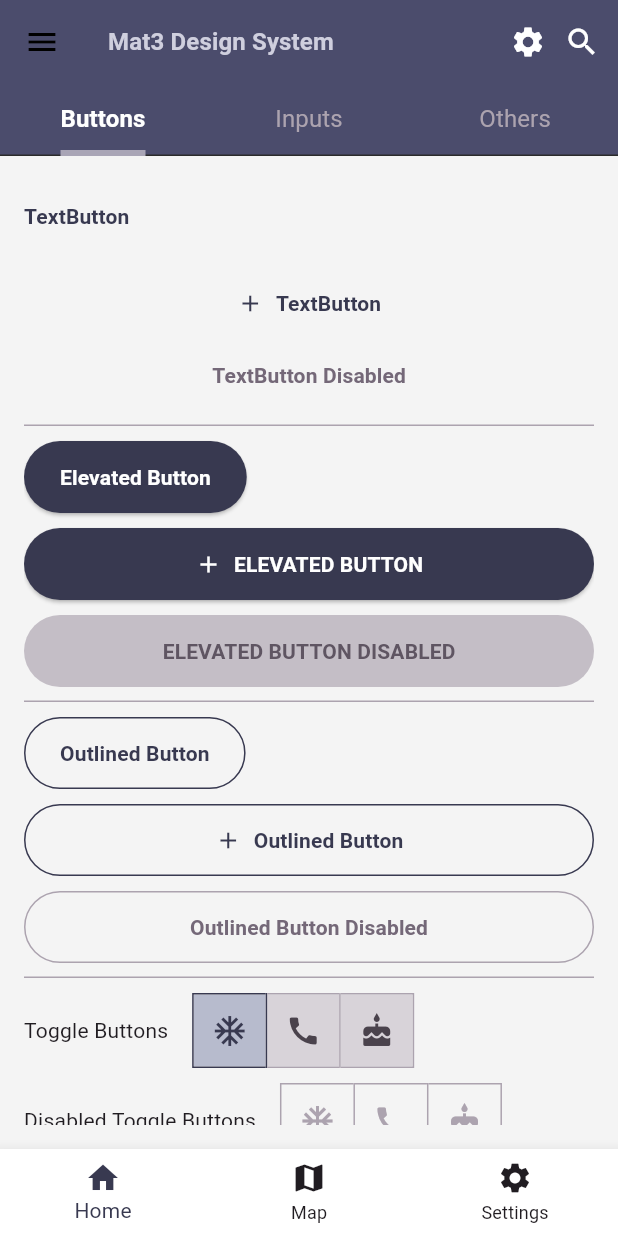
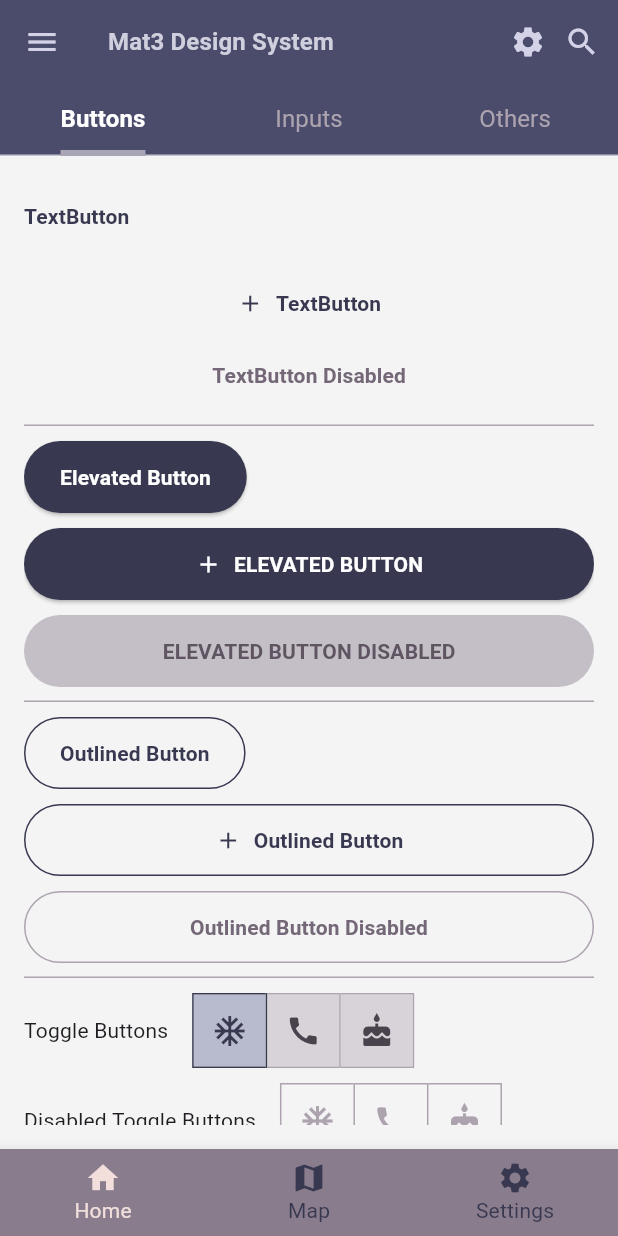
Before and after one commit to asifimtiazahmed/mat3_ui, a Flutter app: the screen it shows after launch, on a phone screen of 412 x 824 dp. Run offline on Flutter 3.47's test engine with Material 3 defaults, Android fonts, the phone set to English and light mode, and no system bars.

Commit message:
updated the color scheme, now dark and light mode works

```diff
--- a/example/lib/main.dart
+++ b/example/lib/main.dart
@@ -16,6 +16,7 @@ class MyApp extends StatelessWidget {
   @override
   Widget build(BuildContext context) {
     return MaterialApp(
+      debugShowCheckedModeBanner: false,
       themeMode: ThemeMode.system,
       theme: Mat3Theme.lightTheme,
       darkTheme: Mat3Theme.darkTheme,
--- a/lib/src/resources/mat3_color_schemes.dart
+++ b/lib/src/resources/mat3_color_schemes.dart
@@ -1,77 +1,83 @@
 import 'package:flutter/material.dart';
 
-import '../../mat3_ui.dart';
+import 'package:material_ui/mat3_ui.dart';
 
 /// These Material 3 colors generated by Material theme builder at:
 /// https://m3.material.io/theme-builder#/custom
 /// Verified by Lea.
-const lightColorScheme = ColorScheme(
-  brightness: Brightness.light,
-  primary: Color(0xFF0057B8),
-  onPrimary: Color(0xFFFFFFFF),
-  primaryContainer: Color(0xFFBFD5ED),
-  onPrimaryContainer: Color(0xFF001A37),
-  secondary: Color(0xFFF2A900),
-  onSecondary: Color(0xFFFFFFFF),
-  secondaryContainer: Color(0xFFFCE9BF),
-  onSecondaryContainer: Color(0xFF493300),
-  tertiary: Color(0xFF152D54),
-  onTertiary: Color(0xFFFFFFFF),
-  tertiaryContainer: Color(0xFFC4CAD4),
-  onTertiaryContainer: Color(0xFF060D19),
-  error: Color(0xFFC3003B),
-  errorContainer: Color(0xFFFFFFFF),
-  onError: Color(0xFFF9E5EB),
-  onErrorContainer: Color(0xFF3A0012),
-  background: Color(0xFFFFFFFF),
-  onBackground: Color(0xFF2B2B2B),
-  surface: Color(0xFFFAFAFA),
-  onSurface: Color(0xFF2B2B2B),
-  surfaceVariant: Color(0xFFE3E3E3),
-  onSurfaceVariant: Color(0xFF494949),
-  outline: Color(0xFFE3E3E3),
-  onInverseSurface: Color(0xFFBFD5ED),
-  inverseSurface: Color(0xFF001A37),
-  inversePrimary: Color(0xFF80ABDB),
-  shadow: Color(0xFF000000),
-  surfaceTint: Color(0xFF0057B8),
-  // outlineVariant: Color(0xFFC4C6D0),
-  // scrim: Color(0xFF000000),
-);
+ColorScheme lightColorScheme = ColorScheme.fromSeed(
+    seedColor: Mat3Colors.lavenderWeb,
+)
+;
+// ColorScheme lightColorScheme = ColorScheme(
+//   brightness: Brightness.light,
+//   primary: Mat3Colors.spaceCadet, //List tile selected
+//   onPrimary: Mat3Colors.lavenderWeb[90]!,
+//   primaryContainer:  Mat3Colors.primary[99],
+//   onPrimaryContainer:Mat3Colors.primary,
+//   secondary: Mat3Colors.secondary[95]!,
+//   onSecondary: Mat3Colors.secondary,
+//   secondaryContainer: Mat3Colors.lavenderWeb[95],
+//   onSecondaryContainer: Mat3Colors.lavenderWeb[20],
+//   tertiary: Mat3Colors.pumpkin,
+//   onTertiary: Mat3Colors.mistyRose[50],
+//   tertiaryContainer:Mat3Colors.bgLightMode,
+//   onTertiaryContainer:  Mat3Colors.mistyRose[30],
+//   error: Mat3Colors.error[20]!,
+//   errorContainer: Mat3Colors.error,
+//   onError: Mat3Colors.error[90]!,
+//   onErrorContainer: Mat3Colors.error[95],
+//   background: Mat3Colors.primary[80]!,
+//   onBackground: Mat3Colors.primary[20]!,
+//   surface: Color(0xFFFAFAFA),
+//   onSurface: Color(0xFF2B2B2B),
+//   surfaceVariant: Color(0xFFE3E3E3),
+//   onSurfaceVariant: Color(0xFF494949),
+//   outline: Color(0xFFE3E3E3),
+//   onInverseSurface: Color(0xFFBFD5ED),
+//   inverseSurface: Color(0xFF001A37),
+//   inversePrimary: Mat3Colors.platinum[90],
+//   shadow: Mat3Colors.primary[30],
+//   surfaceTint: Mat3Colors.mistyRose[80],
+//   // outlineVariant: Color(0xFFC4C6D0),
+//   // scrim: Color(0xFF000000),
+// );
 
 /// These Material 3 colors generated by Material theme builder at:
 /// https://m3.material.io/theme-builder#/custom
 /// Verified by Lea.
-  ColorScheme darkColorScheme = ColorScheme(
-  brightness: Brightness.dark,
-  primary: Mat3Colors.lavenderWeb[90]!, //List tile selected
-  onPrimary: Mat3Colors.spaceCadet,
-  primaryContainer: Color(0xFF003D81),
-  onPrimaryContainer: Color(0xFFBFD5ED),
-  secondary: Color(0xFFF9D480),
-  onSecondary: Color(0xFF795500),
-  secondaryContainer: Color(0xFFA97600),
-  onSecondaryContainer: Color(0xFFFCE9BF),
-  tertiary: Color(0xFF8A96A9),
-  onTertiary: Color(0xFF0A172A),
-  tertiaryContainer: Color(0xFF0F203B),
-  onTertiaryContainer: Color(0xFFC4CAD4),
-  error: Color(0xFFFF6E6E),
-  errorContainer: Color(0xFF803737),
-  onError: Color(0xFFFF9A9A),
-  onErrorContainer: Color(0xFFFFDBDB),
-  background: Color(0xFF000000),
-  onBackground: Color(0xFFE3E3E3),
-  surface: Color(0xFF2B2B2B),
-  onSurface: Color(0xFFC8C8C8),
-  surfaceVariant: Color(0xFF232323),
-  onSurfaceVariant: Color(0xFF333333),
-  outline: Color(0xFF2C2C2C),
-  onInverseSurface: Color(0xFF001A37),
-  inverseSurface: Color(0xFFBFD5ED),
-  inversePrimary: Color(0xFF0057B8),
-  shadow: Color(0xFF000000),
-  surfaceTint: Color(0xFF80ABDB),
-  // outlineVariant: Color(0xFF44474F),
-  // scrim: Color(0xFF000000),
+  ColorScheme darkColorScheme = ColorScheme.fromSeed(
+seedColor: Mat3Colors.primary,
+      brightness: Brightness.dark,
+  // brightness: Brightness.dark,
+  // primary: Mat3Colors.lavenderWeb[90]!, //List tile selected
+  // onPrimary: Mat3Colors.spaceCadet,
+  // primaryContainer: Mat3Colors.primary,
+  // onPrimaryContainer: Mat3Colors.primary[99],
+  // secondary: Mat3Colors.secondary,
+  // onSecondary: Mat3Colors.secondary[95]!,
+  // secondaryContainer: Mat3Colors.lavenderWeb[20],
+  // onSecondaryContainer: Mat3Colors.lavenderWeb[95],
+  //   tertiary: Mat3Colors.mistyRose[50],
+  //   onTertiary: Mat3Colors.pumpkin,
+  //   tertiaryContainer: Mat3Colors.mistyRose[30],
+  // onTertiaryContainer: Mat3Colors.bgLightMode,
+  // error: Mat3Colors.error,
+  // errorContainer: Mat3Colors.error[20],
+  // onError: Mat3Colors.error[95]!,
+  // onErrorContainer: Mat3Colors.error[90],
+  // background: Mat3Colors.primary[20]!,
+  // onBackground: Mat3Colors.primary[80]!,
+  // surface: Color(0xFF2B2B2B),
+  // onSurface: Color(0xFFC8C8C8),
+  // surfaceVariant: Color(0xFF232323),
+  // onSurfaceVariant: Color(0xFF333333),
+  // outline: Color(0xFF2C2C2C),
+  // onInverseSurface: Color(0xFF001A37),
+  // inverseSurface: Color(0xFFBFD5ED),
+  // inversePrimary: Mat3Colors.platinum[30],
+  // shadow: Mat3Colors.platinum[80],
+  // surfaceTint: Mat3Colors.lavenderWeb[80],
+  // // outlineVariant: Color(0xFF44474F),
+  // // scrim: Color(0xFF000000),
 );
--- a/lib/src/theme/mat3_theme.dart
+++ b/lib/src/theme/mat3_theme.dart
@@ -8,8 +8,10 @@ import 'package:material_ui/src/theme/mat3_theme_button_text.dart';
 import 'package:material_ui/src/theme/mat3_theme_checkbox.dart';
 import 'package:material_ui/src/theme/mat3_theme_dialog.dart';
 import 'package:material_ui/src/theme/mat3_theme_divider.dart';
+import 'package:material_ui/src/theme/mat3_theme_dropdown.dart';
 import 'package:material_ui/src/theme/mat3_theme_expansion_tile.dart';
 import 'package:material_ui/src/theme/mat3_theme_icon.dart';
+import 'package:material_ui/src/theme/mat3_theme_icon_button.dart';
 import 'package:material_ui/src/theme/mat3_theme_input_decoration.dart';
 import 'package:material_ui/src/theme/mat3_theme_page_transition.dart';
 import 'package:material_ui/src/theme/mat3_theme_radiobutton.dart';
@@ -45,8 +47,10 @@ class Mat3Theme {
     switchTheme: Mat3SwitchTheme.lightTheme,
     radioTheme: Mat3RadioButtonTheme.lightTheme,
     iconTheme: Mat3IconTheme.lightTheme,
+    iconButtonTheme: Mat3IconButtonTheme.lightTheme,
     dividerTheme: Mat3DividerTheme.lightTheme,
     dialogTheme: Mat3DialogTheme.lightTheme,
+    dropdownMenuTheme: Mat3DropdownTheme.lighTheme,
     expansionTileTheme: Mat3ThemeExpansionTile.lightTheme,
     pageTransitionsTheme: Mat3PageTransition.pageTransitionTheme,
   );
@@ -72,6 +76,7 @@ class Mat3Theme {
     switchTheme: Mat3SwitchTheme.darkTheme,
     radioTheme: Mat3RadioButtonTheme.darkTheme,
     iconTheme: Mat3IconTheme.darkTheme,
+    iconButtonTheme: Mat3IconButtonTheme.darkTheme,
     dividerTheme: Mat3DividerTheme.darkTheme,
     dialogTheme: Mat3DialogTheme.darkTheme,
     expansionTileTheme: Mat3ThemeExpansionTile.darkTheme,
--- a/lib/src/theme/mat3_theme_appbar.dart
+++ b/lib/src/theme/mat3_theme_appbar.dart
@@ -8,8 +8,9 @@ class Mat3ThemeAppBar {
 
   /// Light theme configuration
   static final AppBarTheme lightTheme = AppBarTheme(
+
     backgroundColor: Mat3Colors.primary[50],
-    actionsIconTheme: const IconThemeData(color: Mat3Colors.white),
+    actionsIconTheme: const IconThemeData(color: Mat3Colors.lavenderWeb), //right side  icon
     iconTheme: const IconThemeData(color: Mat3Colors.lavenderWeb),
     titleTextStyle: Mat3ThemeText.lightTheme.titleLarge?.copyWith(
       color: Mat3Colors.spaceCadet[99],
--- a/lib/src/theme/mat3_theme_bottom_nav_bar.dart
+++ b/lib/src/theme/mat3_theme_bottom_nav_bar.dart
@@ -1,3 +1,4 @@
+import 'package:material_ui/mat3_ui.dart';
 import 'package:material_ui/src/resources/mat3_colors.dart';
 import 'package:flutter/material.dart';
 
@@ -6,10 +7,11 @@ class Mat3ThemeBottomNavBar {
 
   /// Light theme configuration
   static final BottomNavigationBarThemeData lightTheme = BottomNavigationBarThemeData(
-    backgroundColor: Mat3Colors.white,
-    selectedItemColor: Mat3Colors.primary,
-    unselectedItemColor: Mat3Colors.neutral[10],
+    backgroundColor: Mat3Colors.roseQuartz[60],
+    selectedItemColor: Mat3Colors.mistyRose,
+    unselectedItemColor: Mat3Colors.primary,
     showUnselectedLabels: true,
+    unselectedLabelStyle: Mat3ThemeText.lightTheme.bodySmall,
     type: BottomNavigationBarType.fixed,
   );
 
@@ -18,5 +20,6 @@ class Mat3ThemeBottomNavBar {
     backgroundColor: Mat3Colors.primary[40],
     selectedItemColor: Mat3Colors.lavenderWeb[100],
     unselectedItemColor: Mat3Colors.primary[80],
+    unselectedLabelStyle: Mat3ThemeText.darkTheme.bodySmall,
   );
 }
--- a/lib/src/theme/mat3_theme_checkbox.dart
+++ b/lib/src/theme/mat3_theme_checkbox.dart
@@ -8,19 +8,27 @@ class Mat3CheckboxTheme {
   static final CheckboxThemeData lightTheme = CheckboxThemeData(
     fillColor: MaterialStateColor.resolveWith((states) => _getFillColor(states, true)),
     checkColor: MaterialStateColor.resolveWith((states) => _getCheckColor(states, true)),
+    side: MaterialStateBorderSide.resolveWith(
+          (states) => BorderSide(color: _getFillColor(states, true)),
+    ),
   );
 
   /// Dark theme configuration
   static final CheckboxThemeData darkTheme = CheckboxThemeData(
     fillColor: MaterialStateColor.resolveWith((states) => _getFillColor(states, false)),
     checkColor: MaterialStateColor.resolveWith((states) => _getCheckColor(states, false)),
+    side: MaterialStateBorderSide.resolveWith(
+          (states) => BorderSide(color: _getFillColor(states, false)),
+    ),
+
+
   );
 
   static Color _getFillColor(Set<MaterialState> states, bool isLightMode) {
     if (states.contains(MaterialState.disabled)) {
-      return isLightMode ? Mat3Colors.neutral[50]! : Mat3Colors.neutral[40]!;
+      return isLightMode ? Mat3Colors.neutral[70]! : Mat3Colors.neutral[40]!;
     } else {
-      return isLightMode ? Mat3Colors.primary : Mat3Colors.primary[80]!;
+      return isLightMode ? Mat3Colors.primary[80]! : Mat3Colors.primary[80]!;
     }
   }
 
--- /dev/null
+++ b/lib/src/theme/mat3_theme_dropdown.dart
@@ -0,0 +1,11 @@
+import 'package:material_ui/src/resources/mat3_colors.dart';
+import 'package:flutter/material.dart';
+import 'package:material_ui/src/theme/mat3_theme_input_decoration.dart';
+
+/// Theme Configuration for light and Dark themes.
+class Mat3DropdownTheme {
+
+  static final DropdownMenuThemeData lighTheme = DropdownMenuThemeData(
+    inputDecorationTheme: Mat3InputDecoration.lightTheme,
+  );
+}
--- a/lib/src/theme/mat3_theme_icon.dart
+++ b/lib/src/theme/mat3_theme_icon.dart
@@ -5,8 +5,8 @@ import 'package:flutter/material.dart';
 class Mat3IconTheme {
 
   /// Light theme configuration
-  static const IconThemeData lightTheme = IconThemeData(color: Mat3Colors.black);
+  static IconThemeData lightTheme = IconThemeData(color: Mat3Colors.roseQuartz[40]);
 
   /// Dark theme configuration
-  static const IconThemeData darkTheme = IconThemeData(color: Mat3Colors.white);
+  static IconThemeData darkTheme = IconThemeData(color: Mat3Colors.primary[90]);
 }
--- /dev/null
+++ b/lib/src/theme/mat3_theme_icon_button.dart
@@ -0,0 +1,31 @@
+import 'package:material_ui/src/resources/mat3_colors.dart';
+import 'package:flutter/material.dart';
+
+/// Theme Configuration for light and Dark themes.
+class Mat3IconButtonTheme {
+
+  /// Light theme configuration
+  static IconButtonThemeData lightTheme = IconButtonThemeData(
+    style: ButtonStyle(
+      iconColor: MaterialStateProperty.resolveWith<Color?>((states) => _getForegroundColor(states, true)),
+    ),
+  );
+  /// Dark theme configuration
+  static IconButtonThemeData darkTheme = IconButtonThemeData(
+    style: ButtonStyle(
+      iconColor: MaterialStateProperty.resolveWith<Color?>((states) => _getForegroundColor(states, false)),
+    ),
+  );
+
+  static Color _getForegroundColor(Set<MaterialState> states, bool isLightMode) {
+    if (states.contains(MaterialState.disabled)) {
+      return isLightMode ? Mat3Colors.neutral[50]! : Mat3Colors.neutral[40]!;
+    } else if (states.contains(MaterialState.hovered) || states.contains(MaterialState.focused)) {
+      return isLightMode ? Mat3Colors.primary[20]! : Mat3Colors.primary[80]!;
+    } else if (states.contains(MaterialState.pressed)) {
+      return isLightMode ? Mat3Colors.primary[30]! : Mat3Colors.primary[95]!;
+    } else {
+      return  Mat3Colors.lavenderWeb; // changes Appbar Action icons
+    }
+  }
+}
--- a/lib/src/theme/mat3_theme_input_decoration.dart
+++ b/lib/src/theme/mat3_theme_input_decoration.dart
@@ -11,10 +11,10 @@ class Mat3InputDecoration {
     filled: true,
     fillColor: MaterialStateColor.resolveWith((states) => _getFillColor(states, true)),
     border: const UnderlineInputBorder(),
-    labelStyle: Mat3ThemeText.lightTheme.titleMedium?.copyWith(color: Mat3Colors.neutral),
+    labelStyle: MaterialStateTextStyle.resolveWith((states) => _getFloatingLabelColor(states, true)),
     floatingLabelStyle: MaterialStateTextStyle.resolveWith((states) => _getFloatingLabelColor(states, true)),
-    helperStyle: Mat3ThemeText.lightTheme.labelMedium?.copyWith(color: Mat3Colors.neutral),
-    hintStyle: Mat3ThemeText.lightTheme.titleMedium?.copyWith(color: Mat3Colors.neutral),
+    helperStyle: Mat3ThemeText.lightTheme.labelMedium?.copyWith(color: Mat3Colors.platinum[50]),
+    hintStyle: Mat3ThemeText.lightTheme.titleMedium?.copyWith(color: Mat3Colors.neutral[40]),
     errorStyle: Mat3ThemeText.lightTheme.labelMedium?.copyWith(color: Mat3Colors.error),
     counterStyle: Mat3ThemeText.lightTheme.labelMedium?.copyWith(color: Mat3Colors.neutral),
     iconColor: MaterialStateColor.resolveWith((states) => _getIconColor(states, true)),
@@ -22,6 +22,9 @@ class Mat3InputDecoration {
     errorBorder: const UnderlineInputBorder(borderSide: BorderSide(color: Mat3Colors.error)),
     focusedBorder: const UnderlineInputBorder(borderSide: BorderSide(color: Mat3Colors.primary)),
     disabledBorder: UnderlineInputBorder(borderSide: BorderSide(color: Mat3Colors.neutral[20]!)),
+    suffixIconColor: MaterialStateColor.resolveWith((states) => _getIconColor(states, true)),
+    prefixIconColor: MaterialStateColor.resolveWith((states) => _getIconColor(states, true)),
+
   );
 
   /// Dark theme configuration
@@ -29,7 +32,7 @@ class Mat3InputDecoration {
     filled: true,
     fillColor: MaterialStateColor.resolveWith((states) => _getFillColor(states, false)),
     border: const UnderlineInputBorder(),
-    labelStyle: Mat3ThemeText.darkTheme.titleMedium?.copyWith(color: Mat3Colors.neutral[70]),
+    labelStyle: MaterialStateTextStyle.resolveWith((states) => _getLabelColor(states, false)),
     floatingLabelStyle: MaterialStateTextStyle.resolveWith((states) => _getFloatingLabelColor(states, false)),
     helperStyle: Mat3ThemeText.darkTheme.labelMedium?.copyWith(color: Mat3Colors.neutral[70]),
     hintStyle: Mat3ThemeText.darkTheme.titleMedium?.copyWith(color: Mat3Colors.neutral[80]),
@@ -40,13 +43,15 @@ class Mat3InputDecoration {
     errorBorder: const UnderlineInputBorder(borderSide: BorderSide(color: Mat3Colors.error)),
     focusedBorder: UnderlineInputBorder(borderSide: BorderSide(color: Mat3Colors.primary[80]!)),
     disabledBorder: UnderlineInputBorder(borderSide: BorderSide(color: Mat3Colors.neutral[99]!)),
+    suffixIconColor: MaterialStateColor.resolveWith((states) => _getIconColor(states, false)),
+    prefixIconColor: MaterialStateColor.resolveWith((states) => _getIconColor(states, false)),
   );
 
   static Color _getFillColor(Set<MaterialState> states, bool isLightMode) {
     if (states.contains(MaterialState.disabled)) {
-      return isLightMode ? Mat3Colors.neutral[90]! : Mat3Colors.neutralDM[90]!;
+      return isLightMode ? Mat3Colors.neutral[99]! : Mat3Colors.secondary[20]!;
     } else if (states.contains(MaterialState.hovered)) {
-      return isLightMode ? Mat3Colors.neutral[95]! : Mat3Colors.neutralDM[99]!;
+      return isLightMode ? Mat3Colors.neutral[99]! : Mat3Colors.secondary[50]!;
     } else {
       return Mat3Colors.transparent;
     }
@@ -65,10 +70,30 @@ class Mat3InputDecoration {
     );
   }
 
+  static TextStyle _getLabelColor(Set<MaterialState> states, bool isLightMode) {
+    if (states.contains(MaterialState.error)) {
+      return Mat3ThemeText.lightTheme.titleMedium!.copyWith(color: isLightMode ? Mat3Colors.error : Mat3Colors.errorDM);
+    } else if (states.contains(MaterialState.focused)) {
+      return Mat3ThemeText.lightTheme.titleMedium!.copyWith(
+        color: isLightMode ? Mat3Colors.primary : Mat3Colors.primary[80]!,
+      );
+    } else if (states.contains(MaterialState.hovered)) {
+      return Mat3ThemeText.lightTheme.titleMedium!.copyWith(
+        color: isLightMode ? Mat3Colors.primary : Mat3Colors.neutral[10]!,
+      );
+    }
+    return Mat3ThemeText.lightTheme.titleMedium!.copyWith(
+      color: isLightMode ? Mat3Colors.neutral : Mat3Colors.neutral[70]!,
+    );
+  }
+
   static Color _getIconColor(Set<MaterialState> states, bool isLightMode) {
     if (states.contains(MaterialState.disabled)) {
-      return isLightMode ? Mat3Colors.neutral : Mat3Colors.neutralDM[60]!;
+      return isLightMode ? Mat3Colors.neutral : Mat3Colors.neutral[60]!;
     }
-    return isLightMode ? Mat3Colors.neutral[10]! : Mat3Colors.neutral[90]!;
+    if(states.contains(MaterialState.hovered)){
+      return isLightMode ? Mat3Colors.neutral[70]! : Mat3Colors.neutral[10]!;
+    }
+    return isLightMode ? Mat3Colors.neutral[10]! : Mat3Colors.neutral[70]!;
   }
 }
```
